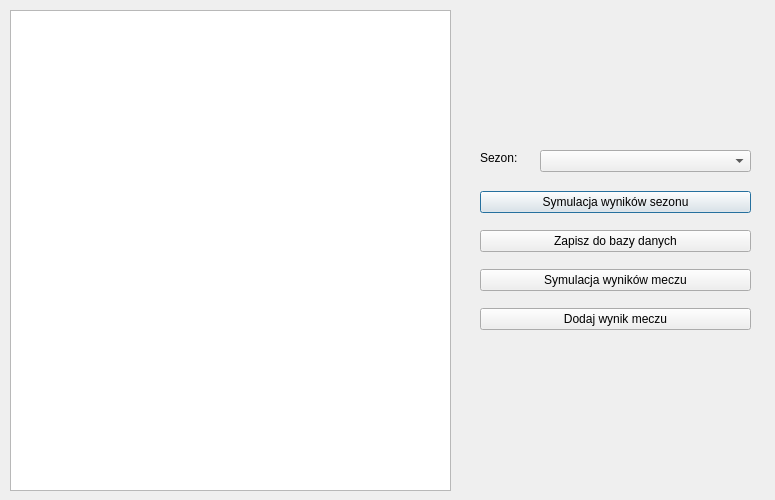
Above: MainMenu.ui from TheGM99/MatchGUI before the change. Below: the same form after it.
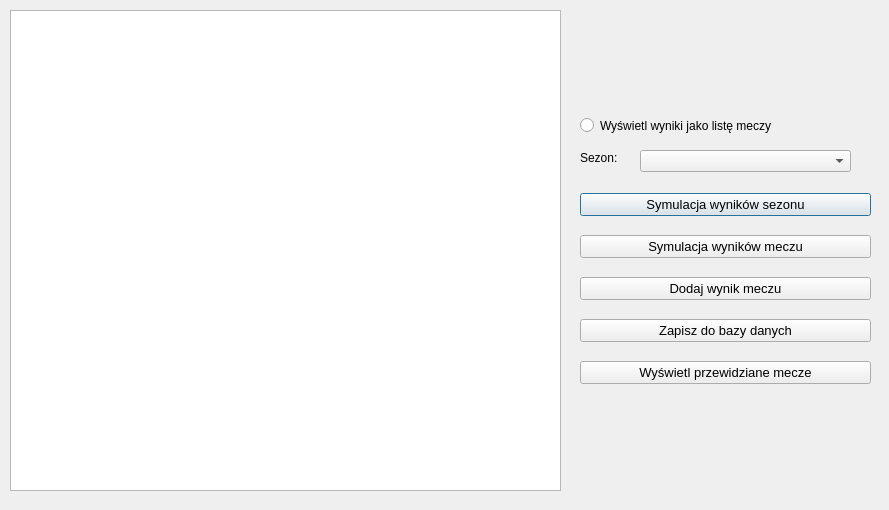
That is the form after the change.

Diff of the .ui file:
```diff
--- a/MainMenu.ui
+++ b/MainMenu.ui
@@ -6,8 +6,8 @@
    <rect>
     <x>0</x>
     <y>0</y>
-    <width>775</width>
-    <height>500</height>
+    <width>889</width>
+    <height>510</height>
    </rect>
   </property>
   <property name="windowTitle">
@@ -21,7 +21,7 @@
     <rect>
      <x>10</x>
      <y>10</y>
-     <width>441</width>
+     <width>551</width>
      <height>481</height>
     </rect>
    </property>
@@ -29,7 +29,7 @@
   <widget class="QComboBox" name="SeasonComboBox">
    <property name="geometry">
     <rect>
-     <x>540</x>
+     <x>640</x>
      <y>150</y>
      <width>211</width>
      <height>22</height>
@@ -42,7 +42,7 @@
   <widget class="QLabel" name="label_3">
    <property name="geometry">
     <rect>
-     <x>480</x>
+     <x>580</x>
      <y>150</y>
      <width>56</width>
      <height>16</height>
@@ -60,29 +60,32 @@
   <widget class="QWidget" name="layoutWidget">
    <property name="geometry">
     <rect>
-     <x>480</x>
+     <x>580</x>
      <y>180</y>
-     <width>271</width>
-     <height>161</height>
+     <width>291</width>
+     <height>221</height>
     </rect>
    </property>
    <layout class="QVBoxLayout" name="verticalLayout">
     <item>
      <widget class="QPushButton" name="SeasonButton">
+      <property name="font">
+       <font>
+        <pointsize>10</pointsize>
+       </font>
+      </property>
       <property name="text">
        <string>Symulacja wyników sezonu</string>
       </property>
      </widget>
     </item>
-    <item>
-     <widget class="QPushButton" name="SaveButton">
-      <property name="text">
-       <string>Zapisz do bazy danych</string>
-      </property>
-     </widget>
-    </item>
     <item>
      <widget class="QPushButton" name="MatchButton">
+      <property name="font">
+       <font>
+        <pointsize>10</pointsize>
+       </font>
+      </property>
       <property name="text">
        <string>Symulacja wyników meczu</string>
       </property>
@@ -90,13 +93,60 @@
     </item>
     <item>
      <widget class="QPushButton" name="AddButton">
+      <property name="font">
+       <font>
+        <pointsize>10</pointsize>
+       </font>
+      </property>
       <property name="text">
        <string>Dodaj wynik meczu</string>
       </property>
      </widget>
     </item>
+    <item>
+     <widget class="QPushButton" name="SaveButton">
+      <property name="font">
+       <font>
+        <pointsize>10</pointsize>
+       </font>
+      </property>
+      <property name="text">
+       <string>Zapisz do bazy danych</string>
+      </property>
+     </widget>
+    </item>
+    <item>
+     <widget class="QPushButton" name="DisplayButton">
+      <property name="font">
+       <font>
+        <pointsize>10</pointsize>
+       </font>
+      </property>
+      <property name="text">
+       <string>Wyświetl przewidziane mecze</string>
+      </property>
+     </widget>
+    </item>
    </layout>
   </widget>
+  <widget class="QRadioButton" name="viewButton">
+   <property name="geometry">
+    <rect>
+     <x>580</x>
+     <y>110</y>
+     <width>241</width>
+     <height>31</height>
+    </rect>
+   </property>
+   <property name="font">
+    <font>
+     <pointsize>9</pointsize>
+    </font>
+   </property>
+   <property name="text">
+    <string>Wyświetl wyniki jako listę meczy</string>
+   </property>
+  </widget>
  </widget>
  <resources/>
  <connections/>
```
Left out of the diff: 6 changed lines with no effect on the pictures.
